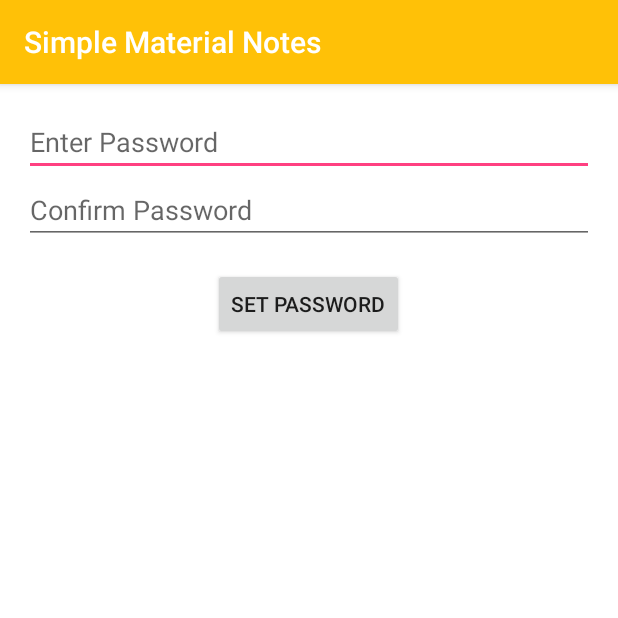
After one commit to aqilsyahmi/2207C2DownyVibez, an Android app: the SetPasswordActivity screen opened directly, with no data from a screen before it, on a phone screen of 412 x 824 dp, the top half of it. The commit adds this screen. Run offline under Robolectric (Android 15) with nearby library versions, the phone set to English and light mode, and no system bars.

Commit message:
Password Functionality
Password Working

```diff
--- /dev/null
+++ b/app/src/main/java/com/rafapps/simplenotes/SetPasswordActivity.java
@@ -0,0 +1,54 @@
+package com.rafapps.simplenotes;
+
+import android.content.SharedPreferences;
+import android.os.Bundle;
+import android.preference.PreferenceManager;
+import android.util.Log;
+import android.view.View;
+import android.widget.Button;
+import android.widget.EditText;
+import android.widget.Toast;
+
+import androidx.appcompat.app.AppCompatActivity;
+
+public class SetPasswordActivity extends AppCompatActivity {
+
+    private SharedPreferences preferences;
+
+    @Override
+    protected void onCreate(Bundle savedInstanceState) {
+        super.onCreate(savedInstanceState);
+        setContentView(R.layout.activity_set_password);
+
+        preferences = PreferenceManager.getDefaultSharedPreferences(this);
+
+        final EditText passwordEditText = findViewById(R.id.passwordEditText);
+        final EditText confirmPasswordEditText = findViewById(R.id.confirmPasswordEditText);
+        Button savePasswordButton = findViewById(R.id.setPasswordButton);
+
+        savePasswordButton.setOnClickListener(new View.OnClickListener() {
+            @Override
+            public void onClick(View v) {
+                String password = passwordEditText.getText().toString();
+                String confirmPassword = confirmPasswordEditText.getText().toString();
+
+                if (!password.equals(confirmPassword)) {
+                    Toast.makeText(SetPasswordActivity.this, "Passwords do not match", Toast.LENGTH_SHORT).show();
+                    return;
+                }
+
+                savePassword(password);
+                Toast.makeText(SetPasswordActivity.this, "Password set successfully", Toast.LENGTH_SHORT).show();
+                finish();
+            }
+        });
+    }
+
+    private void savePassword(String password) {
+        SharedPreferences.Editor editor = preferences.edit();
+        editor.putString("password", password);
+        editor.putBoolean("password_set", true); // add this line to set password_set to true
+        editor.apply();
+        Log.d("SavePassword", "password_set: " + preferences.getBoolean("password_set", false));
+    }
+}
--- /dev/null
+++ b/app/src/main/res/layout/activity_set_password.xml
@@ -0,0 +1,33 @@
+<LinearLayout
+    xmlns:android="http://schemas.android.com/apk/res/android"
+    xmlns:app="http://schemas.android.com/apk/res-auto"
+    xmlns:tools="http://schemas.android.com/tools"
+    android:layout_width="match_parent"
+    android:layout_height="match_parent"
+    android:orientation="vertical"
+    android:padding="16dp"
+    tools:context=".SetPasswordActivity">
+
+    <EditText
+        android:id="@+id/passwordEditText"
+        android:layout_width="match_parent"
+        android:layout_height="wrap_content"
+        android:hint="Enter Password"
+        android:inputType="textPassword" />
+
+    <EditText
+        android:id="@+id/confirmPasswordEditText"
+        android:layout_width="match_parent"
+        android:layout_height="wrap_content"
+        android:hint="Confirm Password"
+        android:inputType="textPassword" />
+
+    <Button
+        android:id="@+id/setPasswordButton"
+        android:layout_width="wrap_content"
+        android:layout_height="wrap_content"
+        android:layout_gravity="center_horizontal"
+        android:layout_marginTop="16dp"
+        android:text="Set Password" />
+
+</LinearLayout>
--- a/app/src/main/res/menu/menu_notes_list.xml
+++ b/app/src/main/res/menu/menu_notes_list.xml
@@ -21,4 +21,10 @@
         android:title="@string/settings"
         app:showAsAction="ifRoom" />
 
+<!--    CHANGES-->
+    <item
+        android:id="@+id/btn_set_password"
+        android:title="@string/set_password"
+        app:showAsAction="never" />
+
 </menu>
--- a/app/src/main/res/values/strings.xml
+++ b/app/src/main/res/values/strings.xml
@@ -34,4 +34,10 @@
     <string name="append">Append</string>
     <string name="append_text">Append text instead of overwriting</string>
     <string name="note_not_found">Note %1$s not found</string>
+    <string name="set_password">Set Password</string>
+    <string name="password_set_successfully">Password set successfully</string>
+    <string name="ok">OK</string>
+    <string name="cancel">Cancel</string>
+    <string name="activity_entry_point">NotesAPP</string>
+    <string name="login_activity_title">Login</string>
 </resources>
```
Also changed, not shown: app/src/main/AndroidManifest.xml (+18 -1 lines), app/src/main/java/com/rafapps/simplenotes/EntryPointActivity.java (added, +33 -0 lines), app/src/main/java/com/rafapps/simplenotes/LoginActivity.java (added, +46 -0 lines), app/src/main/java/com/rafapps/simplenotes/NotesListActivity.java (+44 -1 lines), app/src/main/res/layout/activity_entry_point.xml (added, +9 -0 lines), app/src/main/res/layout/activity_login.xml (added, +27 -0 lines).
